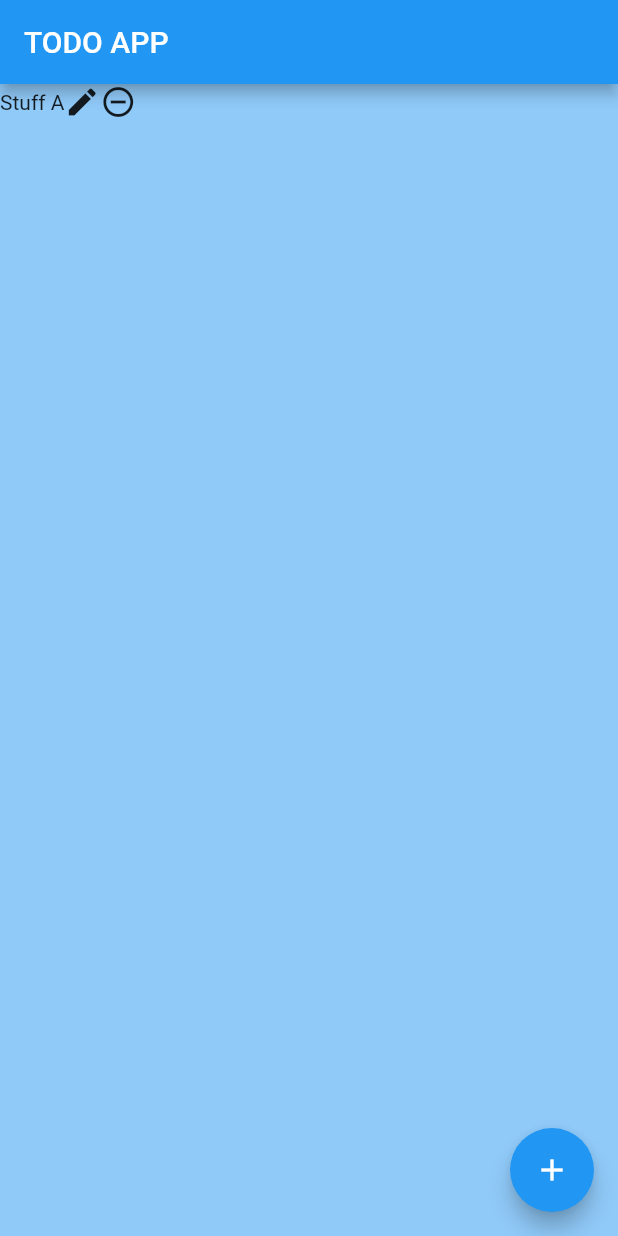
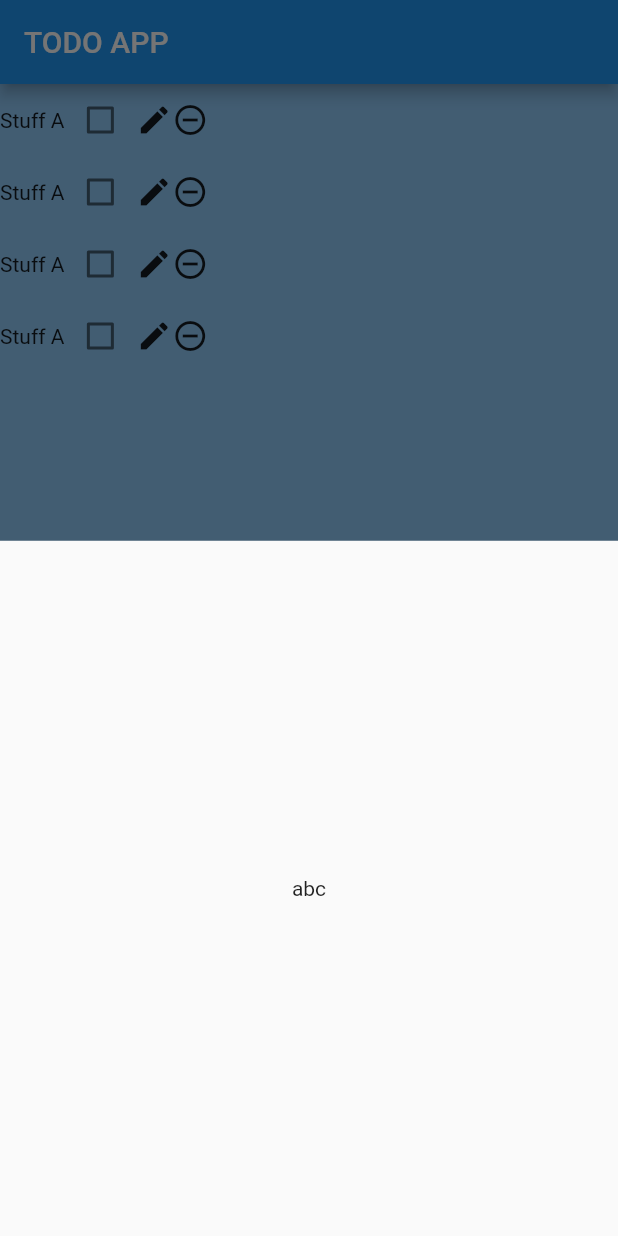
Before and after one commit to dihui98/todoapp, a Flutter app: the screen it shows after launch, after a tap on the "add" icon, on a phone screen of 412 x 824 dp. Run offline on Flutter 3.47's test engine with Material 2 defaults, Android fonts, the phone set to English and light mode, and no system bars.

```diff
--- a/todo_app/lib/main.dart
+++ b/todo_app/lib/main.dart
@@ -32,28 +32,55 @@ class _ToDoPageState extends State<ToDoPage> {
     return Scaffold(
       backgroundColor: Colors.blue[200],
       appBar: AppBar(
-        title: Text('TODO APP'),
+        title: const Text('TODO APP'),
       ),
       body: SafeArea(
         child: Container(
           child: Column(
             children: [
-              Row(
-                children: [
-                  Text('Stuff A'),
-                  Icon(Icons.edit),
-                  Icon(Icons.remove_circle_outline),
-                ],
-              ),
+              taskTile(),
+              taskTile(),
+              taskTile(),
+              taskTile(),
             ],
           ),
         ),
       ),
       floatingActionButton: FloatingActionButton(
-        onPressed: () {},
+        onPressed: () {
+          showModalBottomSheet(context: context, builder: buildBottomSheet);
+        },
         tooltip: 'Add New Item',
         child: const Icon(Icons.add),
       ),
     );
   }
 }
+
+Widget buildBottomSheet(BuildContext context) {
+  return Container(
+    child: Center(
+      child: Text('abc'),
+    ),
+  );
+}
+
+class taskTile extends StatelessWidget {
+  const taskTile({
+    Key? key,
+  }) : super(key: key);
+
+  @override
+  Widget build(BuildContext context) {
+    return Container(
+      child: Row(
+        children: [
+          Text('Stuff A'),
+          Checkbox(value: false, onChanged: (onChanged) {}),
+          Icon(Icons.edit),
+          Icon(Icons.remove_circle_outline),
+        ],
+      ),
+    );
+  }
+}
```
Also changed, not shown: todo_app/lib/task.dart (added, +8 -0 lines), todo_app/lib/taskManager.dart (added, +26 -0 lines).
